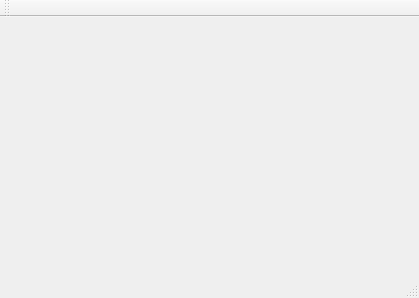
dimV36/bulls_and_cows, file bulls_and_cows/mainwindow.ui: the form before one commit.
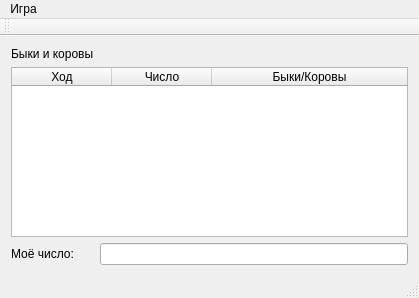
The form after the commit.

Diff of the .ui file:
```diff
--- a/bulls_and_cows/mainwindow.ui
+++ b/bulls_and_cows/mainwindow.ui
@@ -13,7 +13,73 @@
   <property name="windowTitle">
    <string>MainWindow</string>
   </property>
-  <widget class="QWidget" name="central_widget_"/>
+  <widget class="QWidget" name="central_widget_">
+   <layout class="QGridLayout" name="gridLayout">
+    <item row="0" column="0">
+     <widget class="QLabel" name="label">
+      <property name="text">
+       <string>Быки и коровы</string>
+      </property>
+      <property name="textFormat">
+       <enum>Qt::PlainText</enum>
+      </property>
+     </widget>
+    </item>
+    <item row="1" column="0" colspan="2">
+     <widget class="QTableWidget" name="table_">
+      <attribute name="horizontalHeaderVisible">
+       <bool>true</bool>
+      </attribute>
+      <attribute name="horizontalHeaderCascadingSectionResizes">
+       <bool>true</bool>
+      </attribute>
+      <attribute name="horizontalHeaderShowSortIndicator" stdset="0">
+       <bool>false</bool>
+      </attribute>
+      <attribute name="horizontalHeaderStretchLastSection">
+       <bool>true</bool>
+      </attribute>
+      <attribute name="verticalHeaderVisible">
+       <bool>true</bool>
+      </attribute>
+      <attribute name="verticalHeaderHighlightSections">
+       <bool>true</bool>
+      </attribute>
+      <attribute name="verticalHeaderShowSortIndicator" stdset="0">
+       <bool>true</bool>
+      </attribute>
+      <attribute name="verticalHeaderStretchLastSection">
+       <bool>true</bool>
+      </attribute>
+      <column>
+       <property name="text">
+        <string>Ход</string>
+       </property>
+      </column>
+      <column>
+       <property name="text">
+        <string>Число</string>
+       </property>
+      </column>
+      <column>
+       <property name="text">
+        <string>Быки/Коровы</string>
+       </property>
+      </column>
+     </widget>
+    </item>
+    <item row="2" column="0">
+     <widget class="QLabel" name="label_answer_">
+      <property name="text">
+       <string>Моё число:</string>
+      </property>
+     </widget>
+    </item>
+    <item row="2" column="1">
+     <widget class="QLineEdit" name="line_answer_"/>
+    </item>
+   </layout>
+  </widget>
   <widget class="QMenuBar" name="menu_bar_">
    <property name="geometry">
     <rect>
@@ -23,6 +89,14 @@
      <height>20</height>
     </rect>
    </property>
+   <widget class="QMenu" name="menu">
+    <property name="title">
+     <string>Игра</string>
+    </property>
+    <addaction name="action_level_complexity"/>
+    <addaction name="action_exit"/>
+   </widget>
+   <addaction name="menu"/>
   </widget>
   <widget class="QToolBar" name="tool_bar_">
    <attribute name="toolBarArea">
```
Left out of the diff: 29 changed lines with no effect on the pictures.
